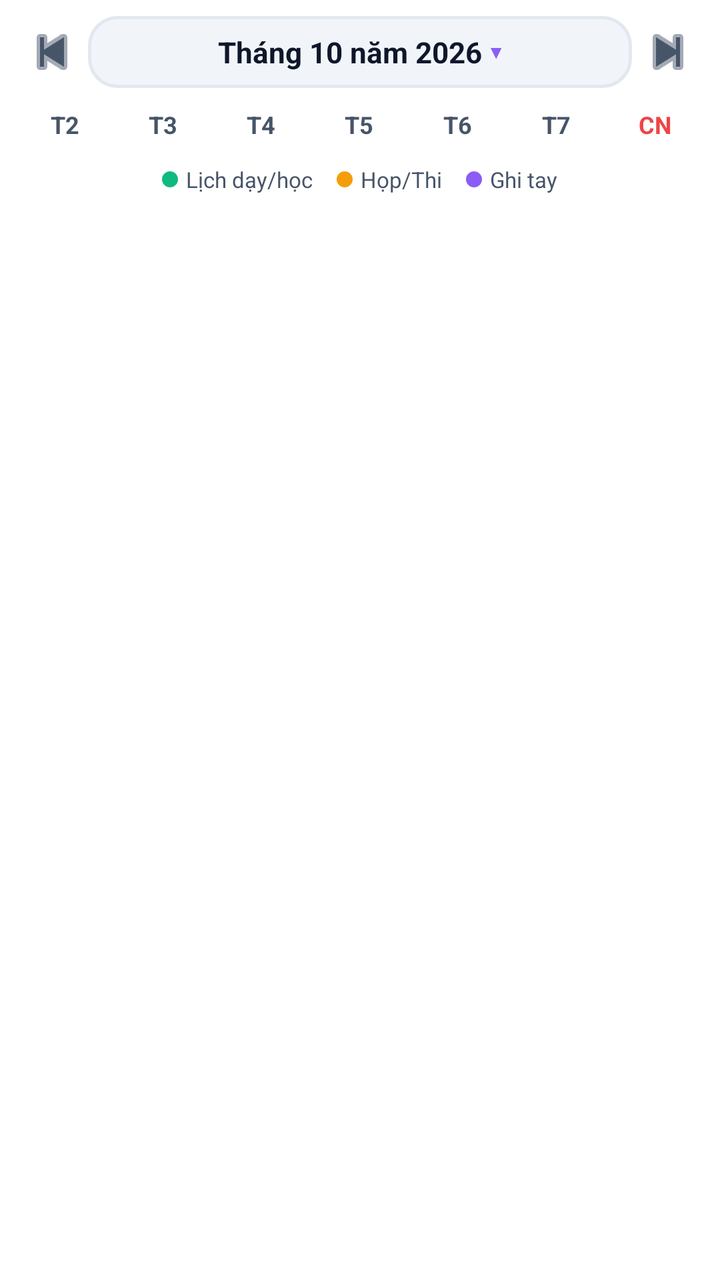
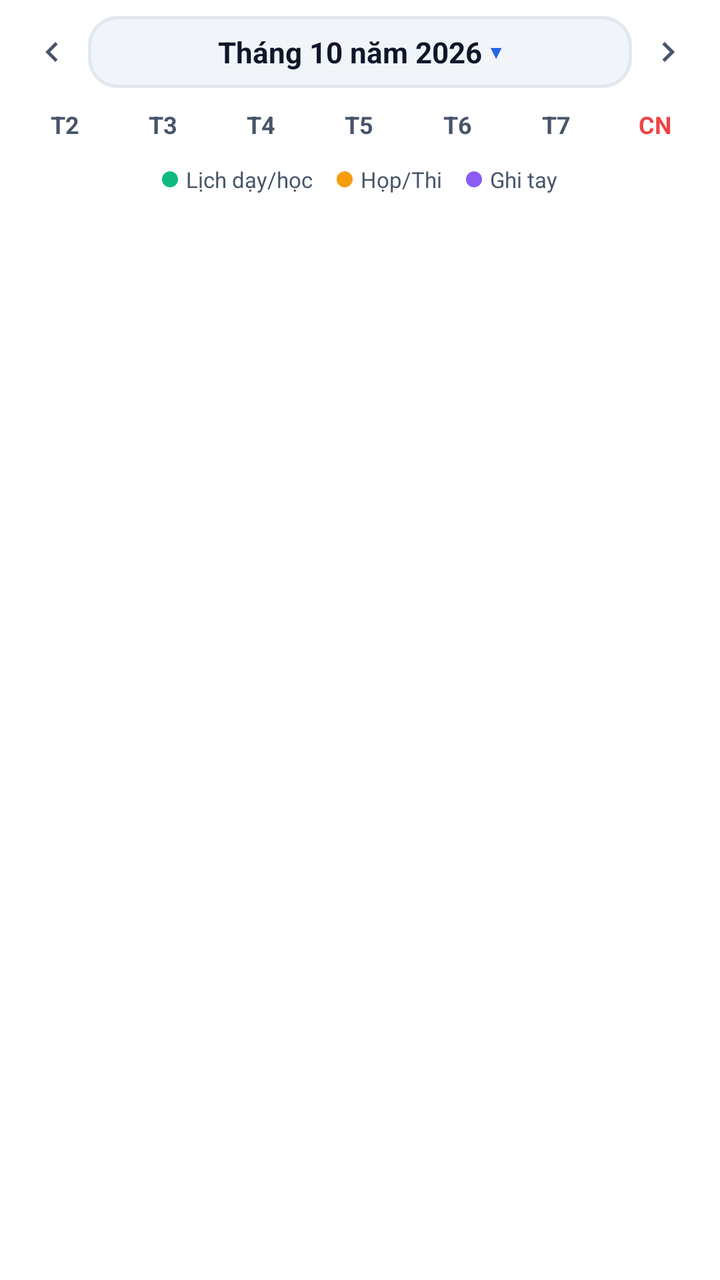

Screens rendered from an Android XML layout before and after an edit, with the pre-edit source and the edit as a unified diff.
<!-- AndroidManifest.xml: application theme Theme.LectuPlan -->
<!-- res/layout/view_custom_calendar.xml -->
<?xml version="1.0" encoding="utf-8"?>
<LinearLayout xmlns:android="http://schemas.android.com/apk/res/android"
    xmlns:app="http://schemas.android.com/apk/res-auto"
    android:id="@+id/layoutCustomCalendarRoot"
    android:layout_width="match_parent"
    android:layout_height="wrap_content"
    android:orientation="vertical"
    android:background="@color/surface_calendar_bg"
    android:padding="8dp">

    
    <LinearLayout
        android:layout_width="match_parent"
        android:layout_height="wrap_content"
        android:orientation="horizontal"
        android:gravity="center_vertical"
        android:paddingBottom="6dp">

        <ImageButton
            android:id="@+id/btnCalPrevMonth"
            android:layout_width="36dp"
            android:layout_height="36dp"
            android:background="?attr/selectableItemBackgroundBorderless"
            android:src="@android:drawable/ic_media_previous"
            app:tint="@color/text_secondary"
            android:contentDescription="Tháng trước" />

        <LinearLayout
            android:id="@+id/btnPickMonthYear"
            android:layout_width="0dp"
            android:layout_height="wrap_content"
            android:minHeight="36dp"
            android:layout_weight="1"
            android:orientation="horizontal"
            android:gravity="center"
            android:background="@drawable/bg_search_input"
            android:paddingHorizontal="10dp"
            android:paddingVertical="4dp"
            android:clickable="true"
            android:focusable="true">

            <TextView
                android:id="@+id/tvCalMonthTitle"
                android:layout_width="wrap_content"
                android:layout_height="wrap_content"
                android:text="Tháng 10 năm 2026"
                android:textColor="@color/text_primary"
                android:textSize="14.5sp"
                android:textStyle="bold" />

            <TextView
                android:layout_width="wrap_content"
                android:layout_height="wrap_content"
                android:text=" ▾"
                android:textColor="#8B5CF6"
                android:textSize="16sp"
                android:textStyle="bold" />
        </LinearLayout>

        <ImageButton
            android:id="@+id/btnCalNextMonth"
            android:layout_width="36dp"
            android:layout_height="36dp"
            android:background="?attr/selectableItemBackgroundBorderless"
            android:src="@android:drawable/ic_media_next"
            app:tint="@color/text_secondary"
            android:contentDescription="Tháng sau" />
    </LinearLayout>

    
    <LinearLayout
        android:layout_width="match_parent"
        android:layout_height="wrap_content"
        android:orientation="horizontal"
        android:paddingVertical="4dp">

        <TextView android:layout_width="0dp" android:layout_height="wrap_content" android:layout_weight="1" android:gravity="center" android:text="T2" android:textSize="12sp" android:textColor="@color/text_secondary" android:textStyle="bold" />
        <TextView android:layout_width="0dp" android:layout_height="wrap_content" android:layout_weight="1" android:gravity="center" android:text="T3" android:textSize="12sp" android:textColor="@color/text_secondary" android:textStyle="bold" />
        <TextView android:layout_width="0dp" android:layout_height="wrap_content" android:layout_weight="1" android:gravity="center" android:text="T4" android:textSize="12sp" android:textColor="@color/text_secondary" android:textStyle="bold" />
        <TextView android:layout_width="0dp" android:layout_height="wrap_content" android:layout_weight="1" android:gravity="center" android:text="T5" android:textSize="12sp" android:textColor="@color/text_secondary" android:textStyle="bold" />
        <TextView android:layout_width="0dp" android:layout_height="wrap_content" android:layout_weight="1" android:gravity="center" android:text="T6" android:textSize="12sp" android:textColor="@color/text_secondary" android:textStyle="bold" />
        <TextView android:layout_width="0dp" android:layout_height="wrap_content" android:layout_weight="1" android:gravity="center" android:text="T7" android:textSize="12sp" android:textColor="@color/text_secondary" android:textStyle="bold" />
        <TextView android:layout_width="0dp" android:layout_height="wrap_content" android:layout_weight="1" android:gravity="center" android:text="CN" android:textSize="12sp" android:textColor="#EF4444" android:textStyle="bold" />
    </LinearLayout>

    
    <androidx.recyclerview.widget.RecyclerView
        android:id="@+id/rvCustomCalendarGrid"
        android:layout_width="match_parent"
        android:layout_height="wrap_content"
        android:overScrollMode="never"
        android:nestedScrollingEnabled="false" />

    
    <LinearLayout
        android:layout_width="match_parent"
        android:layout_height="wrap_content"
        android:orientation="horizontal"
        android:gravity="center"
        android:paddingTop="8dp"
        android:paddingBottom="2dp">

        <View
            android:layout_width="8dp"
            android:layout_height="8dp"
            android:background="@drawable/bg_dot_work"
            android:layout_marginEnd="4dp" />
        <TextView
            android:layout_width="wrap_content"
            android:layout_height="wrap_content"
            android:text="Lịch dạy/học"
            android:textSize="11sp"
            android:textColor="@color/text_secondary"
            android:layout_marginEnd="12dp" />

        <View
            android:layout_width="8dp"
            android:layout_height="8dp"
            android:background="@drawable/bg_dot_meeting"
            android:layout_marginEnd="4dp" />
        <TextView
            android:layout_width="wrap_content"
            android:layout_height="wrap_content"
            android:text="Họp/Thi"
            android:textSize="11sp"
            android:textColor="@color/text_secondary"
            android:layout_marginEnd="12dp" />

        <View
            android:layout_width="8dp"
            android:layout_height="8dp"
            android:background="@drawable/bg_dot_handwritten"
            android:layout_marginEnd="4dp" />
        <TextView
            android:layout_width="wrap_content"
            android:layout_height="wrap_content"
            android:text="Ghi tay"
            android:textSize="11sp"
            android:textColor="@color/text_secondary" />
    </LinearLayout>

</LinearLayout>
<!-- resources referenced by this layout -->
<resources>
  <color name="surface_calendar_bg">#FFFFFF</color>
  <color name="text_primary">#0F172A</color>
  <color name="text_secondary">#475569</color>
  <!-- drawable bg_dot_handwritten (drawable) -->
  <?xml version="1.0" encoding="utf-8"?>
  <shape xmlns:android="http://schemas.android.com/apk/res/android"
      android:shape="oval">
      <solid android:color="#8B5CF6" />
  </shape>
  <!-- drawable bg_dot_meeting (drawable) -->
  <?xml version="1.0" encoding="utf-8"?>
  <shape xmlns:android="http://schemas.android.com/apk/res/android"
      android:shape="oval">
      <solid android:color="#F59E0B" />
  </shape>
  <!-- drawable bg_dot_work (drawable) -->
  <?xml version="1.0" encoding="utf-8"?>
  <shape xmlns:android="http://schemas.android.com/apk/res/android"
      android:shape="oval">
      <solid android:color="#10B981" />
  </shape>
  <!-- drawable bg_search_input (drawable) -->
  <?xml version="1.0" encoding="utf-8"?>
  <shape xmlns:android="http://schemas.android.com/apk/res/android"
      android:shape="rectangle">
      <solid android:color="@color/surface_card_secondary" />
      <corners android:radius="14dp" />
      <stroke
          android:width="1.5dp"
          android:color="@color/border_subtle" />
  </shape>
  <style name="Theme.LectuPlan" parent="Base.Theme.LectuPlan" />
  <color name="surface_card_secondary">#F1F5F9</color>
  <color name="border_subtle">#E2E8F0</color>
  <style name="Base.Theme.LectuPlan" parent="Theme.Material3.DayNight.NoActionBar">
          <item name="android:windowBackground">@color/window_background</item>
          <item name="colorSurface">@color/surface_card</item>
          <item name="colorOnSurface">@color/text_primary</item>
          <item name="colorSurfaceVariant">@color/surface_card_secondary</item>
          <item name="colorOnSurfaceVariant">@color/text_secondary</item>
          
          <item name="android:windowLightStatusBar" tools:targetApi="23">true</item>
          <item name="android:windowLightNavigationBar" tools:targetApi="27">true</item>
      </style>
  <color name="window_background">#F8FAFC</color>
  <color name="surface_card">#FFFFFF</color>
</resources>

<!-- the commit's change to res/layout/view_custom_calendar.xml (unified diff, before → after) -->
@@ -21,7 +21,7 @@
             android:layout_width="36dp"
             android:layout_height="36dp"
             android:background="?attr/selectableItemBackgroundBorderless"
-            android:src="@android:drawable/ic_media_previous"
+            android:src="@drawable/ic_chevron_left"
             app:tint="@color/text_secondary"
             android:contentDescription="Tháng trước" />
 
@@ -52,7 +52,7 @@
                 android:layout_width="wrap_content"
                 android:layout_height="wrap_content"
                 android:text=" ▾"
-                android:textColor="#8B5CF6"
+                android:textColor="#2563EB"
                 android:textSize="16sp"
                 android:textStyle="bold" />
         </LinearLayout>
@@ -62,7 +62,7 @@
             android:layout_width="36dp"
             android:layout_height="36dp"
             android:background="?attr/selectableItemBackgroundBorderless"
-            android:src="@android:drawable/ic_media_next"
+            android:src="@drawable/ic_chevron_right"
             app:tint="@color/text_secondary"
             android:contentDescription="Tháng sau" />
     </LinearLayout>
<!-- resource entries referenced after the edit -->
@@ -31,6 +31,28 @@
           android:width="1.5dp"
           android:color="@color/border_subtle" />
   </shape>
+  <!-- drawable ic_chevron_left (drawable) -->
+  <vector xmlns:android="http://schemas.android.com/apk/res/android"
+      android:width="20dp"
+      android:height="20dp"
+      android:viewportWidth="24"
+      android:viewportHeight="24"
+      android:tint="#475569">
+    <path
+        android:fillColor="@android:color/white"
+        android:pathData="M15.41,7.41L14,6l-6,6 6,6 1.41,-1.41L10.83,12z"/>
+  </vector>
+  <!-- drawable ic_chevron_right (drawable) -->
+  <vector xmlns:android="http://schemas.android.com/apk/res/android"
+      android:width="20dp"
+      android:height="20dp"
+      android:viewportWidth="24"
+      android:viewportHeight="24"
+      android:tint="#475569">
+    <path
+        android:fillColor="@android:color/white"
+        android:pathData="M10,6L8.59,7.41 13.17,12l-4.58,4.59L10,18l6,-6z"/>
+  </vector>
   <style name="Theme.LectuPlan" parent="Base.Theme.LectuPlan" />
   <color name="surface_card_secondary">#F1F5F9</color>
   <color name="border_subtle">#E2E8F0</color>
@@ -40,6 +62,7 @@
           <item name="colorOnSurface">@color/text_primary</item>
           <item name="colorSurfaceVariant">@color/surface_card_secondary</item>
           <item name="colorOnSurfaceVariant">@color/text_secondary</item>
+          <item name="elevationOverlayEnabled">false</item>
           
           <item name="android:windowLightStatusBar" tools:targetApi="23">true</item>
           <item name="android:windowLightNavigationBar" tools:targetApi="27">true</item>
